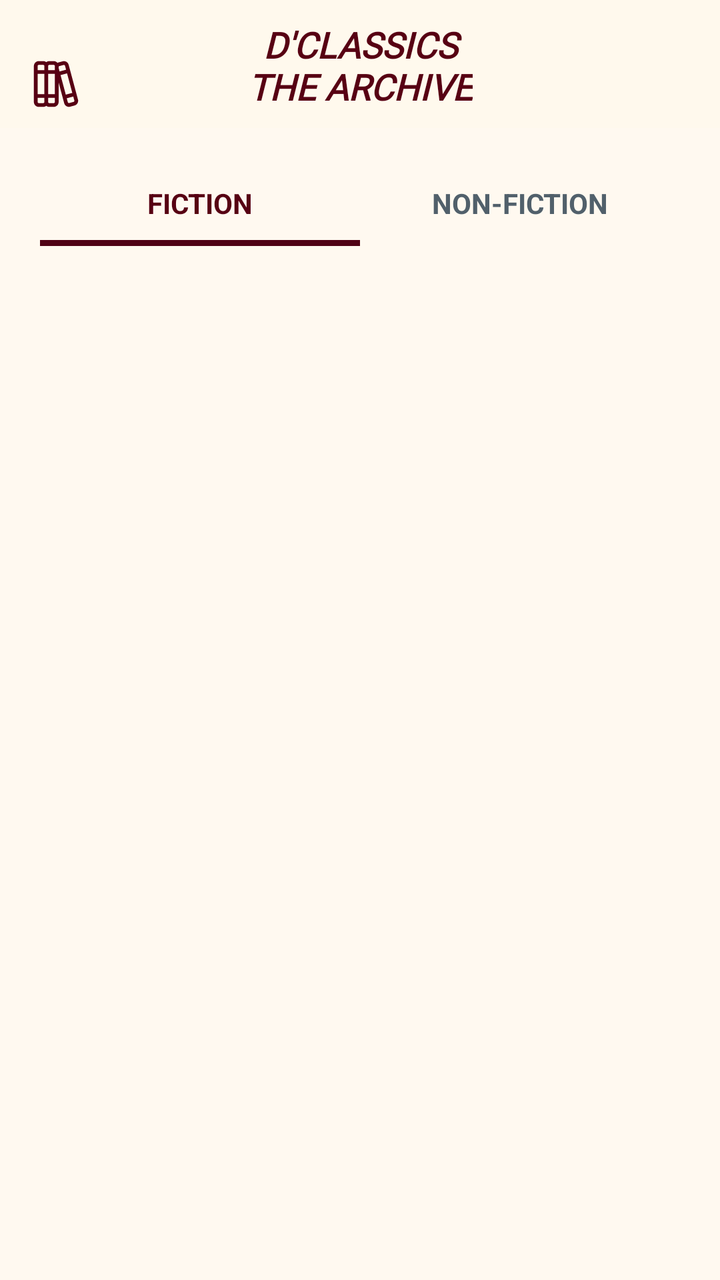
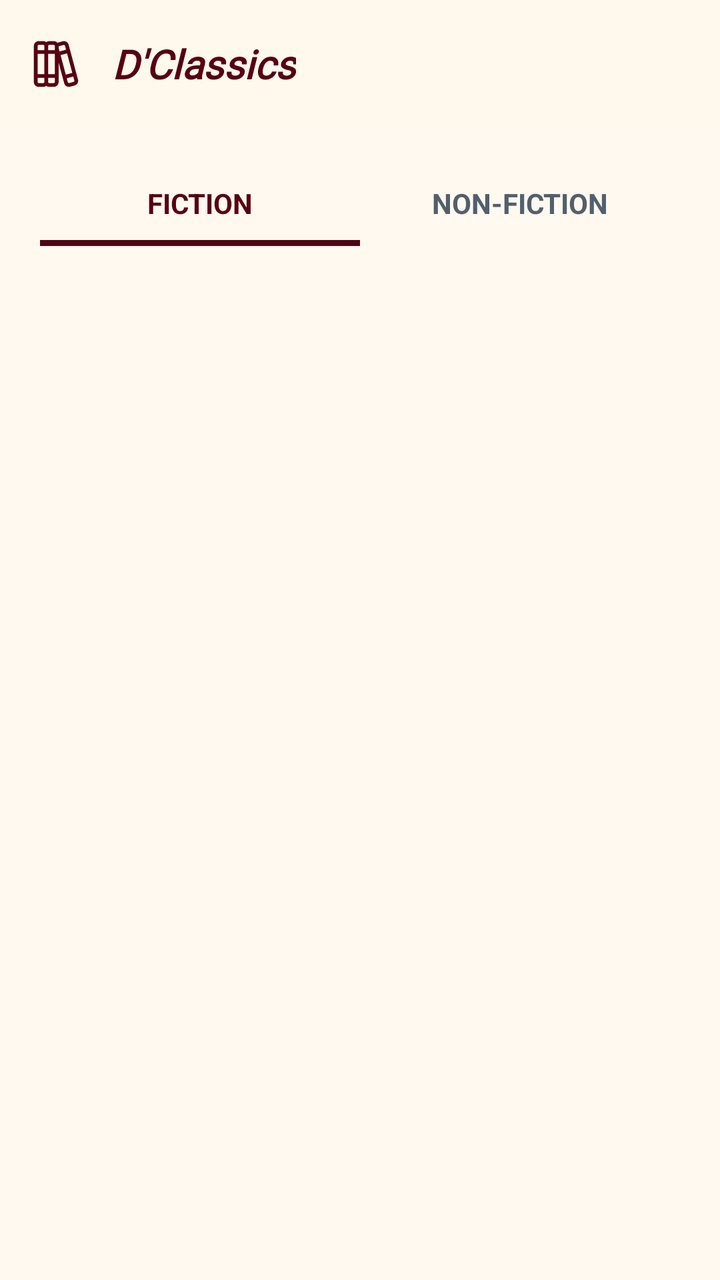

An Android layout rendered at two revisions. The XML below is the earlier revision; the diff shows what the commit changed to produce the second picture.
<!-- AndroidManifest.xml: application theme Theme.DClassicsBooks -->
<!-- res/layout/activity_books.xml -->
<?xml version="1.0" encoding="utf-8"?>
<androidx.drawerlayout.widget.DrawerLayout
    xmlns:android="http://schemas.android.com/apk/res/android"
    xmlns:app="http://schemas.android.com/apk/res-auto"
    xmlns:tools="http://schemas.android.com/tools"
    android:id="@+id/drawer_layout"
    android:layout_width="match_parent"
    android:layout_height="match_parent"
    tools:context=".BooksActivity">

    
    <LinearLayout
        android:layout_width="match_parent"
        android:layout_height="match_parent"
        android:orientation="vertical"
        android:background="@color/bg_main">

        <androidx.appcompat.widget.Toolbar
            android:id="@+id/toolbar"
            android:layout_width="match_parent"
            android:paddingVertical="10dp"
            android:layout_height="?attr/actionBarSize"
            android:background="#FFF9ED"
            app:navigationIcon="@drawable/ic_menu">

            <TextView
                android:layout_width="wrap_content"
                android:layout_height="wrap_content"
                android:text="D'CLASSICS\nTHE ARCHIVE"
                android:textAlignment="center"
                android:fontFamily="@font/noto_serif"
                android:textStyle="bold|italic"
                android:textSize="18sp"
                android:textColor="@color/text_maroon"
                android:layout_gravity="center"/>
        </androidx.appcompat.widget.Toolbar>

        
        <LinearLayout
            android:id="@+id/tabContainer"
            android:layout_width="match_parent"
            android:layout_height="wrap_content"
            android:orientation="horizontal"
            android:layout_marginHorizontal="20dp"
            android:layout_marginTop="16dp">

            <TextView
                android:id="@+id/tabFiction"
                android:layout_width="0dp"
                android:layout_height="wrap_content"
                android:layout_weight="1"
                android:text="FICTION"
                android:gravity="center"
                android:padding="12dp"
                android:textColor="@color/text_maroon"
                android:textStyle="bold"
                android:background="@drawable/tab_indicator_line"/>

            <TextView
                android:id="@+id/tabNonFiction"
                android:layout_width="0dp"
                android:layout_height="wrap_content"
                android:layout_weight="1"
                android:text="NON-FICTION"
                android:gravity="center"
                android:padding="12dp"
                android:textColor="@color/text_grey"
                android:textStyle="bold"/>
        </LinearLayout>

        <androidx.viewpager2.widget.ViewPager2
            android:id="@+id/viewPagerBooks"
            android:layout_width="match_parent"
            android:padding="20dp"
            android:layout_height="0dp"
            android:layout_weight="1"/>
    </LinearLayout>

    
    <com.google.android.material.navigation.NavigationView
        android:id="@+id/nav_view"
        android:layout_width="280dp"
        android:layout_height="match_parent"
        android:layout_gravity="start"
        android:background="#FFF9ED"
        app:headerLayout="@layout/nav_header"
        app:itemIconTint="#8C6F71"
        app:itemShapeFillColor="#F9F6EF"
        app:itemTextColor="#51606B"
        app:menu="@menu/drawer_menu" />

</androidx.drawerlayout.widget.DrawerLayout>
<!-- res/layout/nav_header.xml (included above) -->
<LinearLayout xmlns:android="http://schemas.android.com/apk/res/android"
    android:layout_width="match_parent"
    android:layout_height="180dp"
    android:background="#570013"
    android:gravity="bottom"
    android:orientation="vertical"
    android:padding="24dp">

    <ImageView
        android:layout_width="64dp"
        android:layout_height="64dp"
        android:src="@drawable/logo_dclassics"
        xmlns:app="http://schemas.android.com/apk/res-auto" />

    <TextView
        android:id="@+id/tv_nav_username"
        android:layout_width="wrap_content"
        android:layout_height="wrap_content"
        android:layout_marginTop="12dp"
        android:fontFamily="@font/noto_serif"
        android:text="Angger Dhisma"
        android:textColor="#FFFFFF"
        android:textSize="18sp"
        android:textStyle="bold" />
</LinearLayout>
<!-- resources referenced by this layout -->
<resources>
  <color name="bg_main">#FFF9F0</color>
  <color name="text_grey">#51606B</color>
  <color name="text_maroon">#570013</color>
  <!-- drawable ic_menu: vector/xml drawable (drawable, 2094 chars, omitted) -->
  <!-- drawable logo_dclassics: png bitmap (drawable, 32682 bytes) -->
  <!-- drawable tab_indicator_line (drawable) -->
  <?xml version="1.0" encoding="utf-8"?>
  <layer-list xmlns:android="http://schemas.android.com/apk/res/android">
      <item
          android:bottom="0dp"
          android:left="-5dp"
          android:right="-5dp"
          android:top="-5dp">
          <shape android:shape="rectangle">
              <stroke
                  android:width="3dp"
                  android:color="#500216" />
          </shape>
      </item>
  </layer-list>
  <style name="Theme.DClassicsBooks" parent="Base.Theme.DClassicsBooks" />
  <style name="Base.Theme.DClassicsBooks" parent="Theme.Material3.DayNight.NoActionBar">
          
          
      </style>
</resources>

<!-- the commit's change to res/layout/activity_books.xml (unified diff, before → after) -->
@@ -18,21 +18,20 @@
         <androidx.appcompat.widget.Toolbar
             android:id="@+id/toolbar"
             android:layout_width="match_parent"
-            android:paddingVertical="10dp"
             android:layout_height="?attr/actionBarSize"
             android:background="#FFF9ED"
+            app:contentInsetStartWithNavigation="0dp"
+            app:layout_collapseMode="pin"
             app:navigationIcon="@drawable/ic_menu">
 
             <TextView
                 android:layout_width="wrap_content"
                 android:layout_height="wrap_content"
-                android:text="D'CLASSICS\nTHE ARCHIVE"
-                android:textAlignment="center"
                 android:fontFamily="@font/noto_serif"
-                android:textStyle="bold|italic"
-                android:textSize="18sp"
-                android:textColor="@color/text_maroon"
-                android:layout_gravity="center"/>
+                android:text="D'Classics"
+                android:textColor="#570013"
+                android:textSize="20sp"
+                android:textStyle="italic|bold" />
         </androidx.appcompat.widget.Toolbar>
 
         
